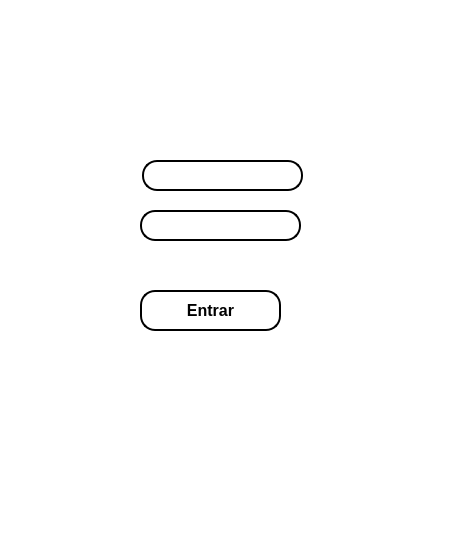
This is App/primeira_tela.ui in IgorMonteiro07/Aplicativo_zurica01 as Qt 5 draws it before an edit. The edited form follows.
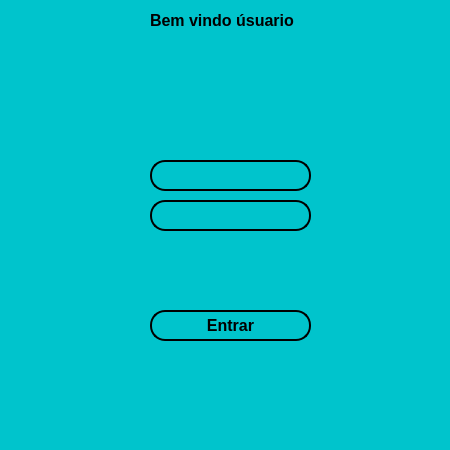
This is the edited form. Icons and pictures are not drawn.

The edit to the form file:
```diff
--- a/App/primeira_tela.ui
+++ b/App/primeira_tela.ui
@@ -1,13 +1,13 @@
 <?xml version="1.0" encoding="UTF-8"?>
 <ui version="4.0">
- <class>MainWindow</class>
- <widget class="QMainWindow" name="MainWindow">
+ <class>Tela_login_usuario</class>
+ <widget class="QMainWindow" name="Tela_login_usuario">
   <property name="geometry">
    <rect>
     <x>0</x>
     <y>0</y>
-    <width>464</width>
-    <height>534</height>
+    <width>450</width>
+    <height>450</height>
    </rect>
   </property>
   <property name="font">
@@ -21,16 +21,16 @@
    <string>MainWindow</string>
   </property>
   <property name="styleSheet">
-   <string notr="true">background-color: rgb(255, 255, 255);</string>
+   <string notr="true">background-color: #00c4cc;</string>
   </property>
   <widget class="QWidget" name="centralwidget">
    <widget class="QPushButton" name="entrar">
     <property name="geometry">
      <rect>
-      <x>140</x>
-      <y>290</y>
-      <width>141</width>
-      <height>41</height>
+      <x>150</x>
+      <y>310</y>
+      <width>161</width>
+      <height>31</height>
      </rect>
     </property>
     <property name="font">
@@ -41,7 +41,7 @@
      </font>
     </property>
     <property name="styleSheet">
-     <string notr="true">background-color: rgb(255, 255, 255);
+     <string notr="true">background-color: #00c4cc;
 border-radius:15px;
 border-style:outset;
 border-width:2px;
@@ -54,7 +54,7 @@
    <widget class="QLineEdit" name="nomel">
     <property name="geometry">
      <rect>
-      <x>142</x>
+      <x>150</x>
       <y>160</y>
       <width>161</width>
       <height>31</height>
@@ -68,7 +68,7 @@
      </font>
     </property>
     <property name="styleSheet">
-     <string notr="true">background-color: rgb(255, 255, 255);
+     <string notr="true">background-color:#00c4cc;
 border-radius:15px;
 border-style:outset;
 border-width:2px;</string>
@@ -77,8 +77,8 @@
    <widget class="QLineEdit" name="senhal">
     <property name="geometry">
      <rect>
-      <x>140</x>
-      <y>210</y>
+      <x>150</x>
+      <y>200</y>
       <width>161</width>
       <height>31</height>
      </rect>
@@ -91,7 +91,7 @@
      </font>
     </property>
     <property name="styleSheet">
-     <string notr="true">background-color: rgb(255, 255, 255);
+     <string notr="true">background-color:#00c4cc;
 border-radius:15px;
 border-style:outset;
 border-width:2px;</string>
@@ -103,7 +103,7 @@
    <widget class="QLabel" name="label_2">
     <property name="geometry">
      <rect>
-      <x>106</x>
+      <x>110</x>
       <y>160</y>
       <width>31</width>
       <height>31</height>
@@ -119,8 +119,8 @@
    <widget class="QLabel" name="label_3">
     <property name="geometry">
      <rect>
-      <x>106</x>
-      <y>210</y>
+      <x>110</x>
+      <y>200</y>
       <width>31</width>
       <height>31</height>
      </rect>
@@ -135,7 +135,7 @@
    <widget class="QLabel" name="label_4">
     <property name="geometry">
      <rect>
-      <x>60</x>
+      <x>30</x>
       <y>20</y>
       <width>311</width>
       <height>121</height>
@@ -145,14 +145,14 @@
      <string/>
     </property>
     <property name="pixmap">
-     <pixmap>logo.jpg</pixmap>
+     <pixmap>LOGO.png</pixmap>
     </property>
    </widget>
    <widget class="QLabel" name="label_5">
     <property name="geometry">
      <rect>
       <x>70</x>
-      <y>250</y>
+      <y>260</y>
       <width>321</width>
       <height>31</height>
      </rect>
@@ -169,6 +169,26 @@
      <string/>
     </property>
    </widget>
+   <widget class="QLabel" name="label">
+    <property name="geometry">
+     <rect>
+      <x>150</x>
+      <y>0</y>
+      <width>151</width>
+      <height>41</height>
+     </rect>
+    </property>
+    <property name="font">
+     <font>
+      <pointsize>12</pointsize>
+      <weight>75</weight>
+      <bold>true</bold>
+     </font>
+    </property>
+    <property name="text">
+     <string>Bem vindo úsuario</string>
+    </property>
+   </widget>
    <zorder>label_4</zorder>
    <zorder>label_2</zorder>
    <zorder>label_3</zorder>
@@ -176,6 +196,7 @@
    <zorder>nomel</zorder>
    <zorder>senhal</zorder>
    <zorder>label_5</zorder>
+   <zorder>label</zorder>
   </widget>
   <widget class="QStatusBar" name="statusbar"/>
  </widget>
```
